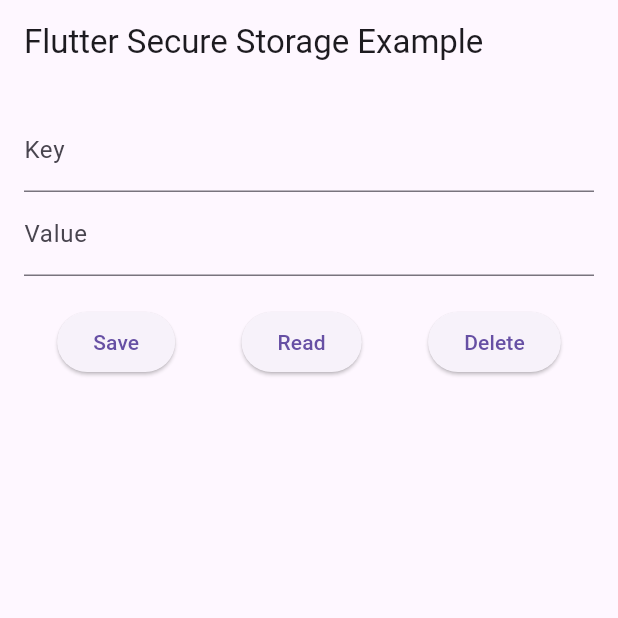
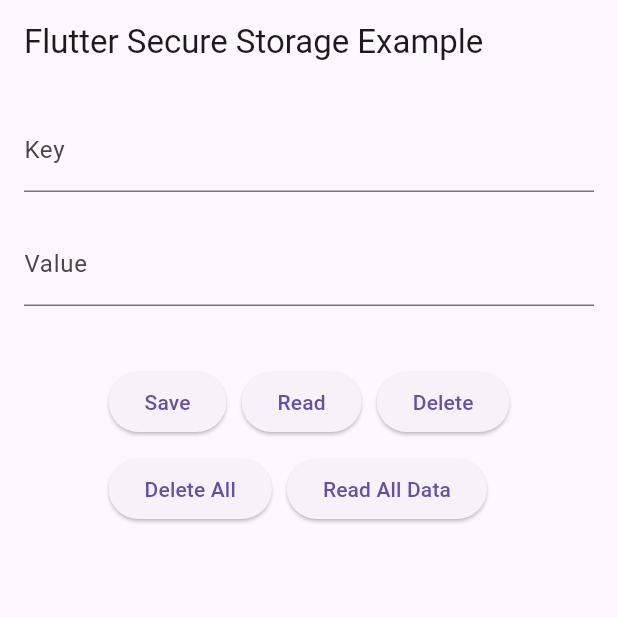
Before and after one commit to mohamedmahmoud95/Flutter-course--Sep-2024, a Flutter app: the screen it shows after launch, on a phone screen of 412 x 824 dp, the top half of it. Run offline on Flutter 3.47's test engine with Material 3 defaults, Android fonts, the phone set to English and light mode, and no system bars; our stand-ins replace flutter_secure_storage, shared_preferences.

Commit message:
updated the flutter_secure_storage example

```diff
--- a/lib/flutter_secure_storage/flutter_secure_storage_example.dart
+++ b/lib/flutter_secure_storage/flutter_secure_storage_example.dart
@@ -1,4 +1,7 @@
+import 'dart:convert';
+
 import 'package:flutter/material.dart';
+import 'package:flutter_secure_storage/flutter_secure_storage.dart';
 
 import 'flutter_secure_storage_services.dart';
 
@@ -6,20 +9,23 @@ class FlutterSecureStorageExample extends StatefulWidget {
   const FlutterSecureStorageExample({super.key});
 
   @override
-  State<FlutterSecureStorageExample> createState() => _FlutterSecureStorageExampleState();
+  State<FlutterSecureStorageExample> createState() =>
+      _FlutterSecureStorageExampleState();
 }
 
-class _FlutterSecureStorageExampleState extends State<FlutterSecureStorageExample> {
-
+class _FlutterSecureStorageExampleState
+    extends State<FlutterSecureStorageExample> {
   final SecureStorageService _secureStorage = SecureStorageService();
 
   final TextEditingController _keyController = TextEditingController();
   final TextEditingController _valueController = TextEditingController();
 
   String? _retrievedValue;
+  Map<String, String>? _allData;
 
   Future<void> _saveData() async {
-    await _secureStorage.writeSecureData(_keyController.text, _valueController.text);
+    await _secureStorage.writeSecureData(
+        _keyController.text, _valueController.text);
     ScaffoldMessenger.of(context).showSnackBar(
       const SnackBar(content: Text('Data saved successfully!')),
     );
@@ -37,6 +43,19 @@ class _FlutterSecureStorageExampleState extends State<FlutterSecureStorageExampl
     ScaffoldMessenger.of(context).showSnackBar(
       const SnackBar(content: Text('Data deleted successfully!')),
     );
+    setState(() {});
+  }
+
+  Future<void> _deleteAllData() async {
+    await _secureStorage.deleteAllData();
+    setState(() {});
+  }
+
+  Future<void> _readAllData() async {
+    final allData = await _secureStorage.readAllData();
+    setState(() {
+      _allData = allData;
+    });
   }
 
   @override
@@ -51,24 +70,52 @@ class _FlutterSecureStorageExampleState extends State<FlutterSecureStorageExampl
               controller: _keyController,
               decoration: const InputDecoration(labelText: 'Key'),
             ),
+            const SizedBox(height: 20),
+
             TextField(
               controller: _valueController,
               decoration: const InputDecoration(labelText: 'Value'),
             ),
-            const SizedBox(height: 20),
-            Row(
-              mainAxisAlignment: MainAxisAlignment.spaceAround,
+            const SizedBox(height: 40),
+            Wrap(
+              spacing: 10,
+              runSpacing: 10,
               children: [
                 ElevatedButton(onPressed: _saveData, child: const Text('Save')),
                 ElevatedButton(onPressed: _readData, child: const Text('Read')),
-                ElevatedButton(onPressed: _deleteData, child: const Text('Delete')),
+                ElevatedButton(
+                    onPressed: _deleteData, child: const Text('Delete')),
+                ElevatedButton(
+                    onPressed: _deleteAllData, child: const Text('Delete All')),
+                ElevatedButton(
+                    onPressed: _readAllData,
+                    child: const Text('Read All Data')),
               ],
             ),
-            const SizedBox(height: 20),
-            if (_retrievedValue != null)
-              Text(
-                'Retrieved Value: $_retrievedValue',
-                style: const TextStyle(fontSize: 16, fontWeight: FontWeight.bold),
+            const SizedBox(height: 40),
+            // if (_retrievedValue != null)
+            //   Text(
+            //     'Retrieved Value: $_retrievedValue',
+            //     style: const TextStyle(fontSize: 16, fontWeight: FontWeight.bold),
+            //   ),
+
+            if (_allData != null && _allData!.isNotEmpty)
+              Column(
+                crossAxisAlignment: CrossAxisAlignment.start,
+                children: _allData!.entries
+                    .map(
+                      (entry) => Text(
+                        '${entry.key}: ${entry.value}',
+                        style: const TextStyle(
+                            fontSize: 16, fontWeight: FontWeight.bold),
+                      ),
+                    )
+                    .toList(),
+              ),
+            if (_allData != null && _allData!.isEmpty)
+              const Text(
+                'No data stored.',
+                style: TextStyle(fontSize: 16, fontWeight: FontWeight.bold),
               ),
           ],
         ),
```
Also changed, not shown: lib/flutter_secure_storage/flutter_secure_storage_services.dart (+19 -0 lines), 1 other file.
